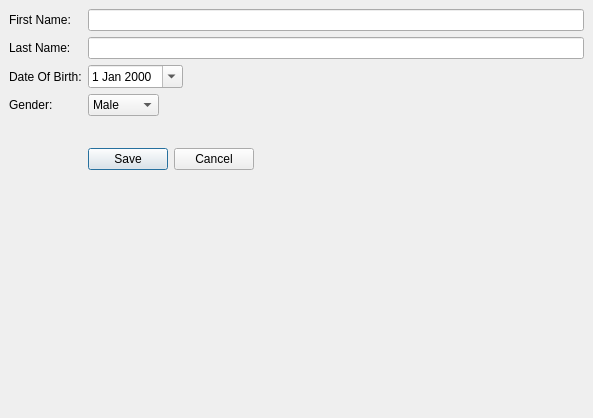
Qt form qt/forms/form1.ui (Wolframe/qtClient) before a commit.
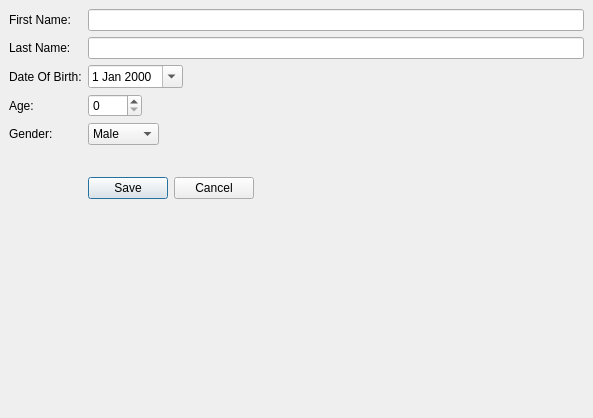
The same form after that commit.

Commit message: added spinbox in qtclient (read and save)

What changed in the file:
```diff
--- a/qt/forms/form1.ui
+++ b/qt/forms/form1.ui
@@ -81,14 +81,14 @@
        </property>
       </widget>
      </item>
-     <item row="3" column="0">
+     <item row="4" column="0">
       <widget class="QLabel" name="label_gender">
        <property name="text">
         <string>Gender:</string>
        </property>
       </widget>
      </item>
-     <item row="3" column="1">
+     <item row="4" column="1">
       <widget class="QComboBox" name="gender">
        <item>
         <property name="text">
@@ -102,7 +102,7 @@
        </item>
       </widget>
      </item>
-     <item row="4" column="0">
+     <item row="5" column="0">
       <spacer name="horizontalSpacer">
        <property name="orientation">
         <enum>Qt::Horizontal</enum>
@@ -115,7 +115,7 @@
        </property>
       </spacer>
      </item>
-     <item row="5" column="1">
+     <item row="6" column="1">
       <widget class="QDialogButtonBox" name="buttons">
        <property name="sizePolicy">
         <sizepolicy hsizetype="Fixed" vsizetype="Fixed">
@@ -128,6 +128,29 @@
        </property>
       </widget>
      </item>
+     <item row="3" column="0">
+      <widget class="QLabel" name="label_age">
+       <property name="text">
+        <string>Age:</string>
+       </property>
+      </widget>
+     </item>
+     <item row="3" column="1">
+      <widget class="QSpinBox" name="age">
+       <property name="minimumSize">
+        <size>
+         <width>54</width>
+         <height>0</height>
+        </size>
+       </property>
+       <property name="maximumSize">
+        <size>
+         <width>54</width>
+         <height>16777215</height>
+        </size>
+       </property>
+      </widget>
+     </item>
     </layout>
    </item>
   </layout>
```
Left out of the diff: 2 changed lines with no effect on the pictures. The commit also changes 4 other files.
